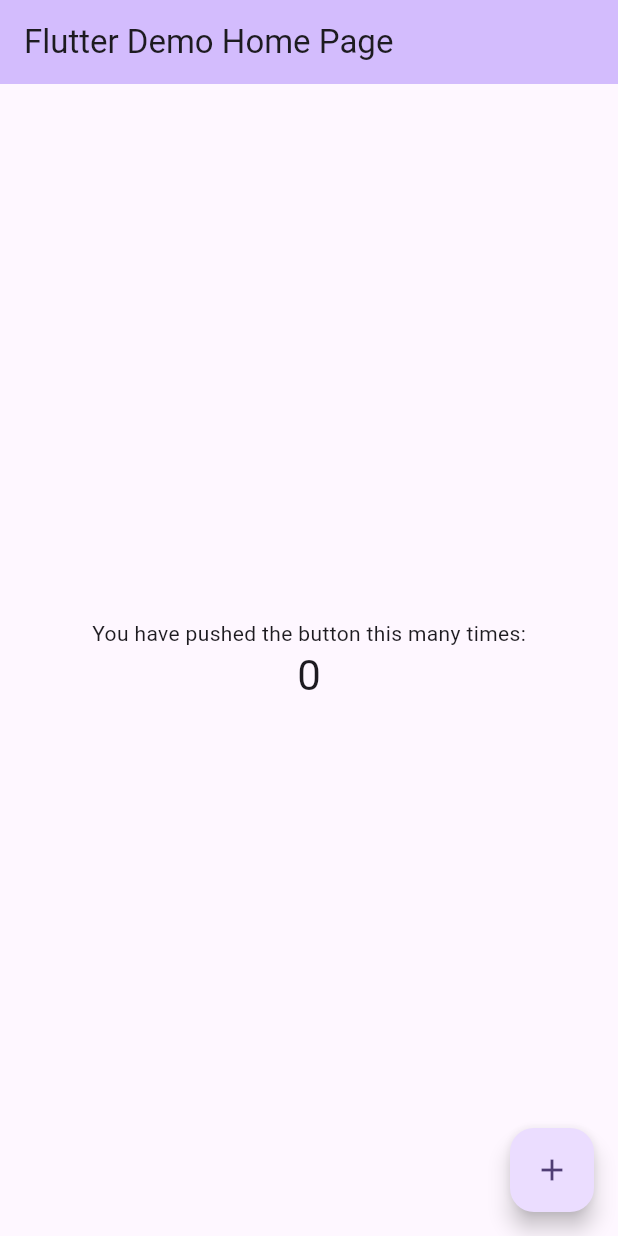
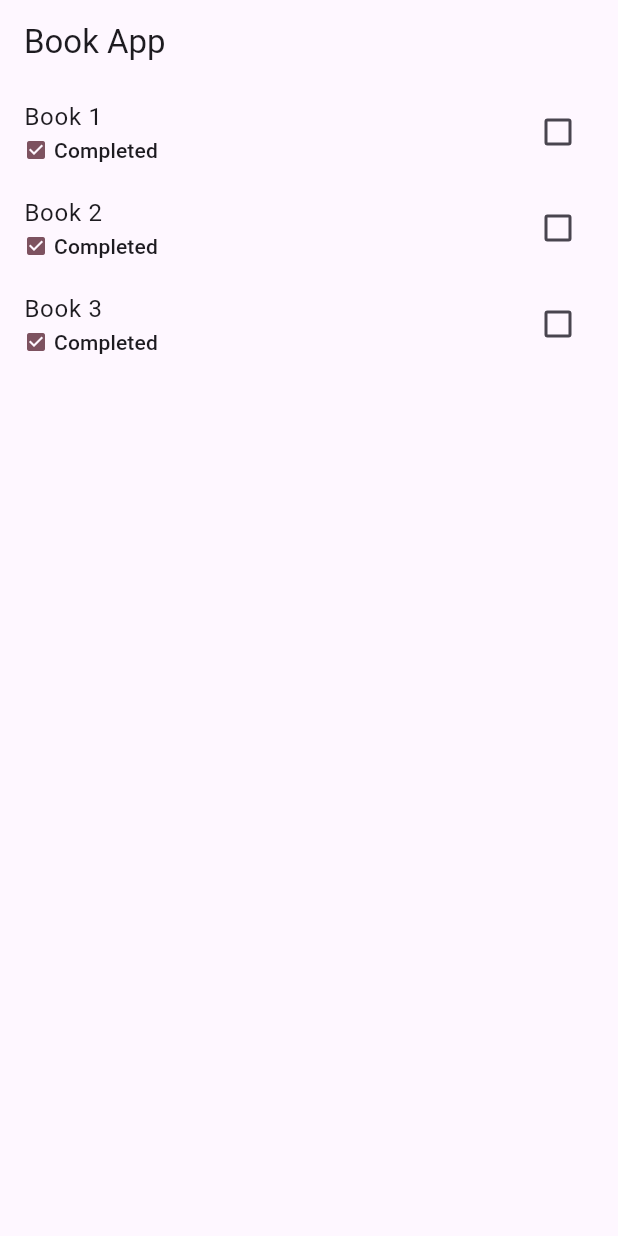
Before and after one commit to Dana-Nam/book_app, a Flutter app: the screen it shows after launch, on a phone screen of 412 x 824 dp. Run offline on Flutter 3.47's test engine with Material 3 defaults, Android fonts, the phone set to English and light mode, and no system bars.

Commit message:
Added book model, book screen, book widget, added genres and status data and models, book cards on book_screen as a list

```diff
--- /dev/null
+++ b/lib/book_app.dart
@@ -0,0 +1,68 @@
+import 'package:book_app/models/book.dart';
+import 'package:book_app/screens/book_screen.dart';
+import 'package:flutter/material.dart';
+
+class BookApp extends StatefulWidget {
+  const BookApp({super.key});
+
+  @override
+  State<BookApp> createState() => _BookAppState();
+}
+
+class _BookAppState extends State<BookApp> {
+  List<Book> books = [
+    Book(
+      title: "Book 1",
+      author: "author",
+      pages: 100,
+      genreId: "horror",
+      statusId: "completed",
+    ),
+    Book(
+      title: "Book 2",
+      author: "author",
+      pages: 100,
+      genreId: "horror",
+      statusId: "completed",
+    ),
+    Book(
+      title: "Book 3",
+      author: "author",
+      pages: 100,
+      genreId: "horror",
+      statusId: "completed",
+    ),
+  ];
+
+  void toggleBookCompletion(int index) {
+    setState(() {
+      books[index].completeBook();
+    });
+  }
+
+  void deleteTask(int index) {
+    setState(() {
+      books.removeAt(index);
+    });
+  }
+
+  void openEditBookSheet(String id) {
+    print("object");
+  }
+
+  @override
+  Widget build(BuildContext context) {
+    return Scaffold(
+      appBar: AppBar(
+        title: Text('Book App'),
+        actions: [],
+      ),
+      body: BookScreen(
+        books: books,
+        onToggle: toggleBookCompletion,
+        onDelete: deleteTask,
+        onBookEdited: openEditBookSheet,
+      ),
+    );
+  }
+}
--- /dev/null
+++ b/lib/data/genres_data.dart
@@ -0,0 +1,25 @@
+import 'package:flutter/material.dart';
+import 'package:book_app/models/book_genre.dart';
+
+final genres = [
+  BookGenre(
+    id: 'fantasy',
+    title: 'Fantasy',
+  ),
+  BookGenre(
+    id: 'romance',
+    title: 'Romance',
+  ),
+  BookGenre(
+    id: 'documentary',
+    title: 'Documentary',
+  ),
+  BookGenre(
+    id: 'detective',
+    title: 'Detective',
+  ),
+  BookGenre(
+    id: 'horror',
+    title: 'Horror',
+  ),
+];
--- /dev/null
+++ b/lib/data/status_data.dart
@@ -0,0 +1,25 @@
+import 'package:flutter/material.dart';
+import 'package:book_app/models/book_status.dart';
+
+final statuses = [
+  BookStatus(
+    id: 'on_shelf',
+    title: 'On Shelf',
+    icon: Icons.local_library_outlined,
+  ),
+  BookStatus(
+    id: 'in_process',
+    title: 'Reading',
+    icon: Icons.chrome_reader_mode_outlined,
+  ),
+  BookStatus(
+    id: 'completed',
+    title: 'Completed',
+    icon: Icons.check_box,
+  ),
+  BookStatus(
+    id: 'await',
+    title: 'Await',
+    icon: Icons.access_time_outlined,
+  ),
+];
--- /dev/null
+++ b/lib/helpers/format_datetime.dart
@@ -0,0 +1,30 @@
+import 'package:flutter/material.dart';
+
+String _zeroPad(int dateTimeValue) {
+  if (dateTimeValue < 10) {
+    return '0$dateTimeValue';
+  }
+  return dateTimeValue.toString();
+}
+
+String formatDate(DateTime dateTime) {
+  final day = _zeroPad(dateTime.day);
+  final month = _zeroPad(dateTime.month);
+  final year = dateTime.year;
+
+  return '$day.$month.$year';
+}
+
+String formatTime(TimeOfDay time) {
+  final hour = _zeroPad(time.hour);
+  final minute = _zeroPad(time.minute);
+
+  return '$hour:$minute';
+}
+
+String formatDateTime(DateTime dateTime) {
+  // 29.01.2025 10:43
+  final date = formatDate(dateTime);
+  final time = formatTime(TimeOfDay.fromDateTime(dateTime));
+  return '$date $time';
+}
--- /dev/null
+++ b/lib/helpers/get_data_file_path.dart
@@ -0,0 +1,7 @@
+import 'package:path_provider/path_provider.dart';
+
+void getDataFilePath() async {
+  final directory = await getApplicationDocumentsDirectory();
+
+  print(directory);
+}
--- a/lib/main.dart
+++ b/lib/main.dart
@@ -1,125 +1,10 @@
+import 'package:book_app/book_app.dart';
 import 'package:flutter/material.dart';
 
 void main() {
-  runApp(const MyApp());
+  runApp(
+    MaterialApp(
+      home: BookApp(),
+    ),
+  );
 }
-
-class MyApp extends StatelessWidget {
-  const MyApp({super.key});
-
-  // This widget is the root of your application.
-  @override
-  Widget build(BuildContext context) {
-    return MaterialApp(
-      title: 'Flutter Demo',
-      theme: ThemeData(
-        // This is the theme of your application.
-        //
-        // TRY THIS: Try running your application with "flutter run". You'll see
-        // the application has a purple toolbar. Then, without quitting the app,
-        // try changing the seedColor in the colorScheme below to Colors.green
-        // and then invoke "hot reload" (save your changes or press the "hot
-        // reload" button in a Flutter-supported IDE, or press "r" if you used
-        // the command line to start the app).
-        //
-        // Notice that the counter didn't reset back to zero; the application
-        // state is not lost during the reload. To reset the state, use hot
-        // restart instead.
-        //
-        // This works for code too, not just values: Most code changes can be
-        // tested with just a hot reload.
-        colorScheme: ColorScheme.fromSeed(seedColor: Colors.deepPurple),
-        useMaterial3: true,
-      ),
-      home: const MyHomePage(title: 'Flutter Demo Home Page'),
-    );
-  }
-}
-
-class MyHomePage extends StatefulWidget {
-  const MyHomePage({super.key, required this.title});
-
-  // This widget is the home page of your application. It is stateful, meaning
-  // that it has a State object (defined below) that contains fields that affect
-  // how it looks.
-
-  // This class is the configuration for the state. It holds the values (in this
-  // case the title) provided by the parent (in this case the App widget) and
-  // used by the build method of the State. Fields in a Widget subclass are
-  // always marked "final".
-
-  final String title;
-
-  @override
-  State<MyHomePage> createState() => _MyHomePageState();
-}
-
-class _MyHomePageState extends State<MyHomePage> {
-  int _counter = 0;
-
-  void _incrementCounter() {
-    setState(() {
-      // This call to setState tells the Flutter framework that something has
-      // changed in this State, which causes it to rerun the build method below
-      // so that the display can reflect the updated values. If we changed
-      // _counter without calling setState(), then the build method would not be
-      // called again, and so nothing would appear to happen.
-      _counter++;
-    });
-  }
-
-  @override
-  Widget build(BuildContext context) {
-    // This method is rerun every time setState is called, for instance as done
-    // by the _incrementCounter method above.
-    //
-    // The Flutter framework has been optimized to make rerunning build methods
-    // fast, so that you can just rebuild anything that needs updating rather
-    // than having to individually change instances of widgets.
-    return Scaffold(
-      appBar: AppBar(
-        // TRY THIS: Try changing the color here to a specific color (to
-        // Colors.amber, perhaps?) and trigger a hot reload to see the AppBar
-        // change color while the other colors stay the same.
-        backgroundColor: Theme.of(context).colorScheme.inversePrimary,
-        // Here we take the value from the MyHomePage object that was created by
-        // the App.build method, and use it to set our appbar title.
-        title: Text(widget.title),
-      ),
-      body: Center(
-        // Center is a layout widget. It takes a single child and positions it
-        // in the middle of the parent.
-        child: Column(
-          // Column is also a layout widget. It takes a list of children and
-          // arranges them vertically. By default, it sizes itself to fit its
-          // children horizontally, and tries to be as tall as its parent.
-          //
-          // Column has various properties to control how it sizes itself and
-          // how it positions its children. Here we use mainAxisAlignment to
-          // center the children vertically; the main axis here is the vertical
-          // axis because Columns are vertical (the cross axis would be
-          // horizontal).
-          //
-          // TRY THIS: Invoke "debug painting" (choose the "Toggle Debug Paint"
-          // action in the IDE, or press "p" in the console), to see the
-          // wireframe for each widget.
-          mainAxisAlignment: MainAxisAlignment.center,
-          children: <Widget>[
-            const Text(
-              'You have pushed the button this many times:',
-            ),
-            Text(
-              '$_counter',
-              style: Theme.of(context).textTheme.headlineMedium,
-            ),
-          ],
-        ),
-      ),
-      floatingActionButton: FloatingActionButton(
-        onPressed: _incrementCounter,
-        tooltip: 'Increment',
-        child: const Icon(Icons.add),
-      ), // This trailing comma makes auto-formatting nicer for build methods.
-    );
-  }
-}
--- /dev/null
+++ b/lib/models/book.dart
@@ -0,0 +1,41 @@
+import 'package:book_app/data/status_data.dart';
+import 'package:uuid/uuid.dart';
+
+import '../data/genres_data.dart';
+
+const uuid = Uuid();
+
+class Book {
+  late final String id;
+  String title;
+  String author;
+  int pages;
+  bool isCompleted;
+  DateTime? completeDate;
+  final String genreId;
+  final String statusId;
+
+  Book({
+    String? id,
+    required this.title,
+    required this.author,
+    required this.pages,
+    this.isCompleted = false,
+    this.completeDate,
+    required this.genreId,
+    required this.statusId,
+  }) : id = id ?? uuid.v4();
+
+  void completeBook() {
+    isCompleted = !isCompleted;
+    completeDate = isCompleted ? DateTime.now() : null;
+  }
+
+  get genre {
+    return genres.firstWhere((genre) => genre.id == genreId);
+  }
+
+  get status {
+    return statuses.firstWhere((status) => status.id == statusId);
+  }
+}
--- /dev/null
+++ b/lib/models/book_genre.dart
@@ -0,0 +1,11 @@
+import 'package:flutter/material.dart';
+
+class BookGenre {
+  final String id;
+  final String title;
+
+  BookGenre({
+    required this.id,
+    required this.title,
+  });
+}
--- /dev/null
+++ b/lib/models/book_status.dart
@@ -0,0 +1,13 @@
+import 'package:flutter/material.dart';
+
+class BookStatus {
+  final String id;
+  final String title;
+  final IconData icon;
+
+  BookStatus({
+    required this.id,
+    required this.title,
+    required this.icon,
+  });
+}
--- /dev/null
+++ b/lib/screens/book_screen.dart
@@ -0,0 +1,61 @@
+import 'package:book_app/models/book.dart';
+import 'package:book_app/widgets/book_card.dart';
+import 'package:flutter/material.dart';
+
+class BookScreen extends StatelessWidget {
+  final List<Book> books;
+  final void Function(int index) onToggle;
+  final void Function(int index) onDelete;
+  final void Function(String id) onBookEdited;
+
+  const BookScreen({
+    super.key,
+    required this.books,
+    required this.onToggle,
+    required this.onDelete,
+    required this.onBookEdited,
+  });
+
+  @override
+  Widget build(BuildContext context) {
+    final sortedBooks = List<Book>.from(books)
+      ..sort((a, b) => a.title.toLowerCase().compareTo(b.title.toLowerCase()));
+    return ListView.builder(
+      padding: const EdgeInsets.symmetric(horizontal: 8),
+      itemCount: sortedBooks.length,
+      itemBuilder: (context, index) {
+        final book = sortedBooks[index];
+
+        return Dismissible(
+          key: ValueKey(book.id),
+          background: Container(
+            color: Colors.blue,
+            alignment: Alignment.centerLeft,
+            padding: const EdgeInsets.symmetric(horizontal: 20),
+            child: const Icon(Icons.edit, color: Colors.white),
+          ),
+          secondaryBackground: Container(
+            color: Colors.red,
+            alignment: Alignment.centerRight,
+            padding: const EdgeInsets.symmetric(horizontal: 20),
+            child: const Icon(Icons.delete, color: Colors.white),
+          ),
+          confirmDismiss: (direction) async {
+            if (direction == DismissDirection.startToEnd) {
+              onBookEdited(book.id);
+              return false;
+            } else if (direction == DismissDirection.endToStart) {
+              onDelete(books.indexOf(book));
+              return true;
+            }
+            return false;
+          },
+          child: BookCard(
+            book: book,
+            onToggle: () => onToggle(books.indexOf(book)),
+          ),
+        );
+      },
+    );
+  }
+}
--- /dev/null
+++ b/lib/widgets/book_card.dart
@@ -0,0 +1,77 @@
+import 'package:book_app/models/book.dart';
+import 'package:flutter/material.dart';
+
+import '../helpers/format_datetime.dart';
+
+class BookCard extends StatelessWidget {
+  final Book book;
+  final VoidCallback onToggle;
+
+  const BookCard({
+    super.key,
+    required this.book,
+    required this.onToggle,
+  });
+
+  @override
+  Widget build(BuildContext context) {
+    final theme = Theme.of(context);
+    final bodyLargeStyle = theme.textTheme.bodyLarge!;
+    final textStyle = bodyLargeStyle.copyWith(
+      decoration: book.isCompleted ? TextDecoration.lineThrough : null,
+      color: book.isCompleted ? theme.disabledColor : null,
+    );
+    final titleSmallStyle = theme.textTheme.titleSmall!;
+    final status = book.status;
+
+    Color completionDateColor = Colors.black;
+    String completionDateText = '';
+
+    // if (book.isCompleted) {
+    //   final completeDate = book.completeDate ?? DateTime.now();
+    //   completionDateText = 'Completed ${formatDateTime(completeDate)}';
+    // }
+
+    return Padding(
+      padding: const EdgeInsets.all(8.0),
+      child: Row(
+        mainAxisAlignment: MainAxisAlignment.spaceBetween,
+        children: [
+          Column(
+            crossAxisAlignment: CrossAxisAlignment.start,
+            children: [
+              Text(book.title, style: textStyle),
+              if (book.completeDate != null)
+                Text('Completed ${formatDate(book.completeDate!)}'),
+              if (book.isCompleted)
+                Text(
+                  completionDateText,
+                  style: TextStyle(color: completionDateColor),
+                ),
+              Row(
+                children: [
+                  Icon(
+                    status.icon,
+                    size: 16,
+                    color: theme.colorScheme.tertiary,
+                  ),
+                  SizedBox(width: 4),
+                  Text(
+                    status.title,
+                    style: titleSmallStyle,
+                  ),
+                ],
+              ),
+            ],
+          ),
+          Checkbox(
+            value: book.isCompleted,
+            onChanged: (_) {
+              onToggle();
+            },
+          ),
+        ],
+      ),
+    );
+  }
+}
--- a/pubspec.yaml
+++ b/pubspec.yaml
@@ -31,9 +31,12 @@ dependencies:
   flutter:
     sdk: flutter
 
+
   # The following adds the Cupertino Icons font to your application.
   # Use with the CupertinoIcons class for iOS style icons.
   cupertino_icons: ^1.0.8
+  uuid: ^4.4.2
+  path_provider: ^2.1.5
 
 dev_dependencies:
   flutter_test:
```
Also changed, not shown: pubspec.lock, 1 other file.
